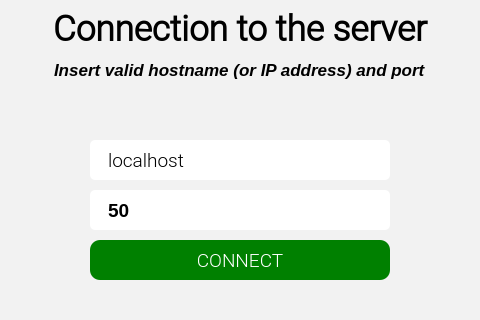
The window that src/client_new/ui/connection_form.ui (franco-ruggeri/write-together) describes before a commit, drawn with Qt 5; both pictures show x 910 to 1390 and y 190 to 510 of the 1533 by 668 pixel window.
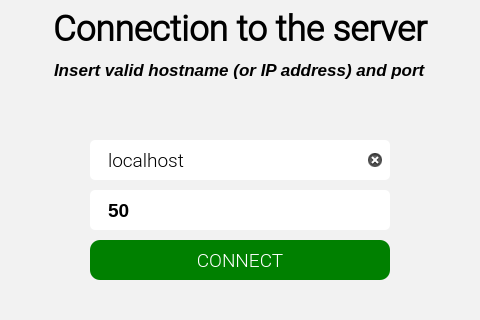
The same window after the commit. Icons and pictures are not drawn.

What changed in the file:
```diff
--- a/src/client_new/ui/connection_form.ui
+++ b/src/client_new/ui/connection_form.ui
@@ -248,6 +248,9 @@
         <property name="placeholderText">
          <string/>
         </property>
+        <property name="clearButtonEnabled">
+         <bool>true</bool>
+        </property>
        </widget>
       </item>
       <item alignment="Qt::AlignHCenter">
```
Left out of the diff: 2 changed lines with no effect on the pictures.
